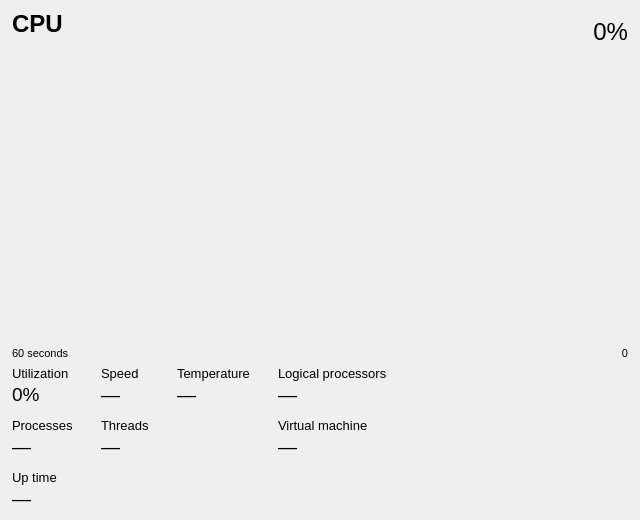
Old version of the form src/perf/cpudetailwidget.ui in the repository Kikkiu17/TuxManager.
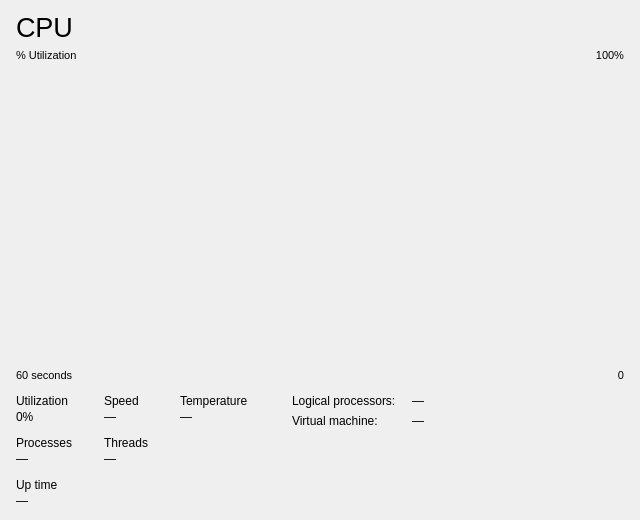
New version of the form.

Patch:
```diff
--- a/src/perf/cpudetailwidget.ui
+++ b/src/perf/cpudetailwidget.ui
@@ -5,39 +5,59 @@
   <property name="geometry">
    <rect><x>0</x><y>0</y><width>640</width><height>520</height></rect>
   </property>
-  <layout class="QVBoxLayout" name="verticalLayout" stretch="0,1,0,0">
-   <property name="leftMargin"><number>12</number></property>
-   <property name="topMargin"><number>10</number></property>
-   <property name="rightMargin"><number>12</number></property>
-   <property name="bottomMargin"><number>10</number></property>
+  <layout class="QVBoxLayout" name="verticalLayout" stretch="0,0,1,0,0">
+   <property name="leftMargin"><number>16</number></property>
+   <property name="topMargin"><number>12</number></property>
+   <property name="rightMargin"><number>16</number></property>
+   <property name="bottomMargin"><number>12</number></property>
    <property name="spacing"><number>6</number></property>
 
    <!-- Header row: title + model name + utilisation % -->
    <item>
-    <layout class="QHBoxLayout" name="headerLayout" stretch="1,0">
+    <layout class="QHBoxLayout" name="headerLayout" stretch="0,1,0">
+     <property name="spacing"><number>8</number></property>
      <item>
-      <layout class="QVBoxLayout" name="headerLabelLayout">
-       <property name="spacing"><number>2</number></property>
-       <item>
-        <widget class="QLabel" name="titleLabel">
-         <property name="text"><string>CPU</string></property>
-         <property name="styleSheet"><string>font-size: 18pt; font-weight: bold;</string></property>
-        </widget>
-       </item>
-       <item>
-        <widget class="QLabel" name="modelNameLabel">
-         <property name="text"><string></string></property>
-         <property name="styleSheet"><string>font-size: 8pt;</string></property>
-         <property name="wordWrap"><bool>true</bool></property>
-        </widget>
-       </item>
-      </layout>
+      <widget class="QLabel" name="titleLabel">
+       <property name="text"><string>CPU</string></property>
+       <property name="styleSheet"><string>font-size: 20pt;</string></property>
+      </widget>
+     </item>
+     <item>
+      <spacer name="headerSpacer">
+       <property name="orientation"><enum>Qt::Horizontal</enum></property>
+       <property name="sizeHint" stdset="0"><size><width>20</width><height>0</height></size></property>
+      </spacer>
+     </item>
+     <item>
+      <widget class="QLabel" name="modelNameLabel">
+       <property name="text"><string></string></property>
+       <property name="alignment"><set>Qt::AlignRight|Qt::AlignVCenter</set></property>
+       <property name="styleSheet"><string>font-size: 12pt;</string></property>
+      </widget>
+     </item>
+    </layout>
+   </item>
+
+   <!-- Sub-header row directly above graph -->
+   <item>
+    <layout class="QHBoxLayout" name="graphSubHeaderLayout">
+     <item>
+      <widget class="QLabel" name="graphSubLeftLabel">
+       <property name="text"><string>% Utilization</string></property>
+       <property name="styleSheet"><string>font-size: 8pt;</string></property>
+      </widget>
+     </item>
+     <item>
+      <spacer name="graphSubSpacer">
+       <property name="orientation"><enum>Qt::Horizontal</enum></property>
+       <property name="sizeHint" stdset="0"><size><width>40</width><height>0</height></size></property>
+      </spacer>
      </item>
      <item>
       <widget class="QLabel" name="utilizationLabel">
-       <property name="text"><string>0%</string></property>
+       <property name="text"><string>100%</string></property>
        <property name="alignment"><set>Qt::AlignRight|Qt::AlignVCenter</set></property>
-       <property name="styleSheet"><string>font-size: 18pt;</string></property>
+       <property name="styleSheet"><string>font-size: 8pt;</string></property>
       </widget>
      </item>
     </layout>
@@ -84,7 +104,8 @@
       <!-- Stats grid: columns of label/value pairs (Windows 11 style) -->
    <item>
     <layout class="QGridLayout" name="statsGrid">
-     <property name="horizontalSpacing"><number>28</number></property>
+     <property name="topMargin"><number>6</number></property>
+     <property name="horizontalSpacing"><number>32</number></property>
      <property name="verticalSpacing"><number>12</number></property>
 
      <!-- Column 0 -->
@@ -94,13 +115,11 @@
        <item>
         <widget class="QLabel" name="utilLabel">
          <property name="text"><string>Utilization</string></property>
-         <property name="styleSheet"><string>font-size: 10pt;</string></property>
         </widget>
        </item>
        <item>
         <widget class="QLabel" name="statUtilValue">
          <property name="text"><string>0%</string></property>
-         <property name="styleSheet"><string>font-size: 14pt;</string></property>
         </widget>
        </item>
       </layout>
@@ -111,13 +130,11 @@
        <item>
         <widget class="QLabel" name="processesLabel">
          <property name="text"><string>Processes</string></property>
-         <property name="styleSheet"><string>font-size: 10pt;</string></property>
         </widget>
        </item>
        <item>
         <widget class="QLabel" name="statProcessesValue">
          <property name="text"><string>—</string></property>
-         <property name="styleSheet"><string>font-size: 14pt;</string></property>
         </widget>
        </item>
       </layout>
@@ -128,13 +145,11 @@
        <item>
         <widget class="QLabel" name="uptimeLabel">
          <property name="text"><string>Up time</string></property>
-         <property name="styleSheet"><string>font-size: 10pt;</string></property>
         </widget>
        </item>
        <item>
         <widget class="QLabel" name="statUptimeValue">
          <property name="text"><string>—</string></property>
-         <property name="styleSheet"><string>font-size: 14pt;</string></property>
         </widget>
        </item>
       </layout>
@@ -147,13 +162,11 @@
        <item>
         <widget class="QLabel" name="speedLabel">
          <property name="text"><string>Speed</string></property>
-         <property name="styleSheet"><string>font-size: 10pt;</string></property>
         </widget>
        </item>
        <item>
         <widget class="QLabel" name="statSpeedValue">
          <property name="text"><string>—</string></property>
-         <property name="styleSheet"><string>font-size: 14pt;</string></property>
         </widget>
        </item>
       </layout>
@@ -164,13 +177,11 @@
        <item>
         <widget class="QLabel" name="threadsLabel">
          <property name="text"><string>Threads</string></property>
-         <property name="styleSheet"><string>font-size: 10pt;</string></property>
         </widget>
        </item>
        <item>
         <widget class="QLabel" name="statThreadsValue">
          <property name="text"><string>—</string></property>
-         <property name="styleSheet"><string>font-size: 14pt;</string></property>
         </widget>
        </item>
       </layout>
@@ -183,51 +194,48 @@
        <item>
         <widget class="QLabel" name="tempLabel">
          <property name="text"><string>Temperature</string></property>
-         <property name="styleSheet"><string>font-size: 10pt;</string></property>
         </widget>
        </item>
        <item>
         <widget class="QLabel" name="statTempValue">
          <property name="text"><string>—</string></property>
-         <property name="styleSheet"><string>font-size: 14pt;</string></property>
         </widget>
        </item>
       </layout>
      </item>
 
-     <!-- Column 3 -->
-     <item row="0" column="3">
-      <layout class="QVBoxLayout" name="logicalCpusLayout">
-       <property name="spacing"><number>2</number></property>
-       <item>
+     <!-- Column 3: Windows 11 right-hand property table -->
+     <item row="0" column="3" rowspan="3">
+      <layout class="QGridLayout" name="rightStatsGrid">
+       <property name="leftMargin"><number>12</number></property>
+       <property name="horizontalSpacing"><number>16</number></property>
+       <property name="verticalSpacing"><number>6</number></property>
+       <item row="0" column="0">
         <widget class="QLabel" name="logicalCpusLabel">
-         <property name="text"><string>Logical processors</string></property>
-         <property name="styleSheet"><string>font-size: 10pt;</string></property>
+         <property name="text"><string>Logical processors:</string></property>
         </widget>
        </item>
-       <item>
+       <item row="0" column="1">
         <widget class="QLabel" name="statLogicalCpusValue">
          <property name="text"><string>—</string></property>
-         <property name="styleSheet"><string>font-size: 14pt;</string></property>
         </widget>
        </item>
-      </layout>
-     </item>
-     <item row="1" column="3">
-      <layout class="QVBoxLayout" name="vmLayout">
-       <property name="spacing"><number>2</number></property>
-       <item>
+       <item row="1" column="0">
         <widget class="QLabel" name="vmLabel">
-         <property name="text"><string>Virtual machine</string></property>
-         <property name="styleSheet"><string>font-size: 10pt;</string></property>
+         <property name="text"><string>Virtual machine:</string></property>
         </widget>
        </item>
-       <item>
+       <item row="1" column="1">
         <widget class="QLabel" name="statVmValue">
          <property name="text"><string>—</string></property>
-         <property name="styleSheet"><string>font-size: 14pt;</string></property>
         </widget>
        </item>
+       <item row="2" column="0" colspan="2">
+        <spacer name="rightStatsVertSpacer">
+         <property name="orientation"><enum>Qt::Vertical</enum></property>
+         <property name="sizeHint" stdset="0"><size><width>0</width><height>0</height></size></property>
+        </spacer>
+       </item>
       </layout>
      </item>
 
```
Left out of the diff: 4 changed lines with no effect on the pictures.
